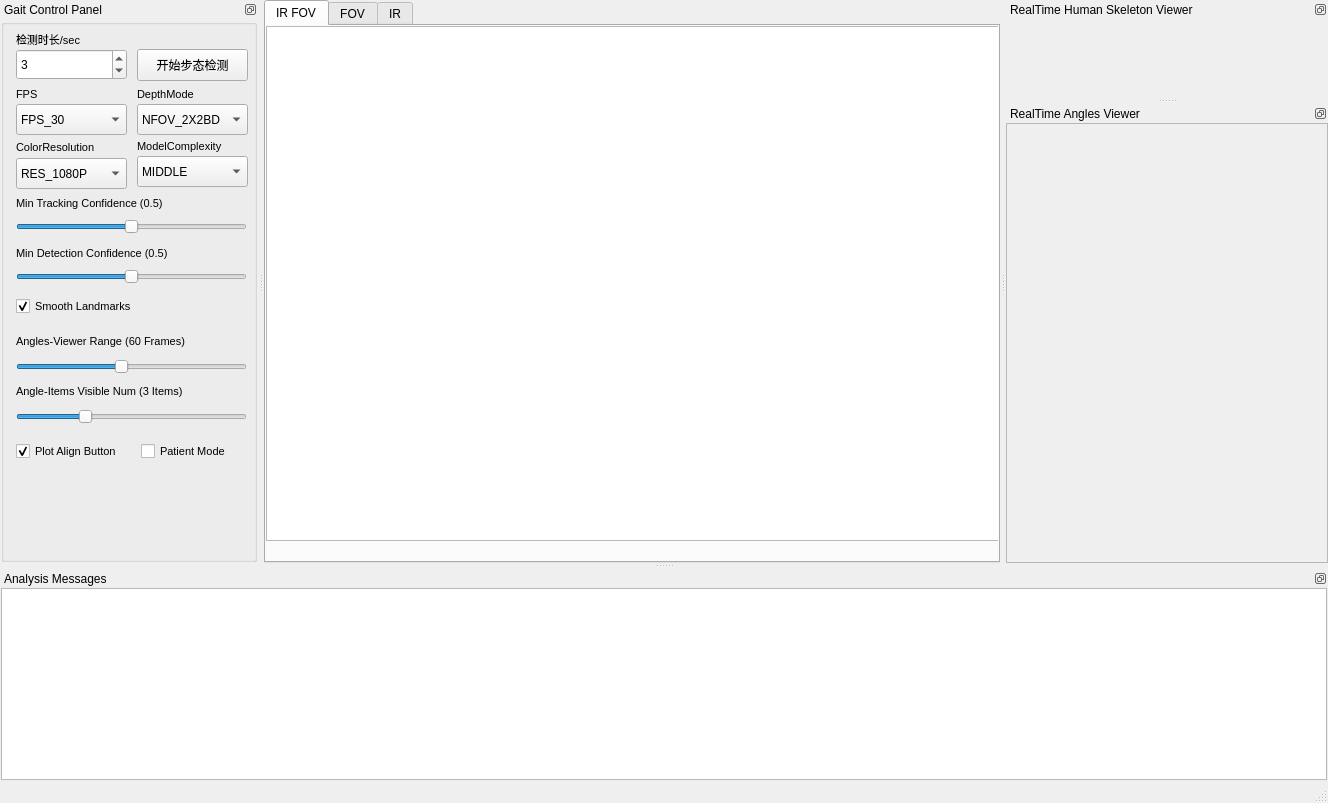
spianmo/GaitStudio, file MainWindow.ui: the form before one commit.
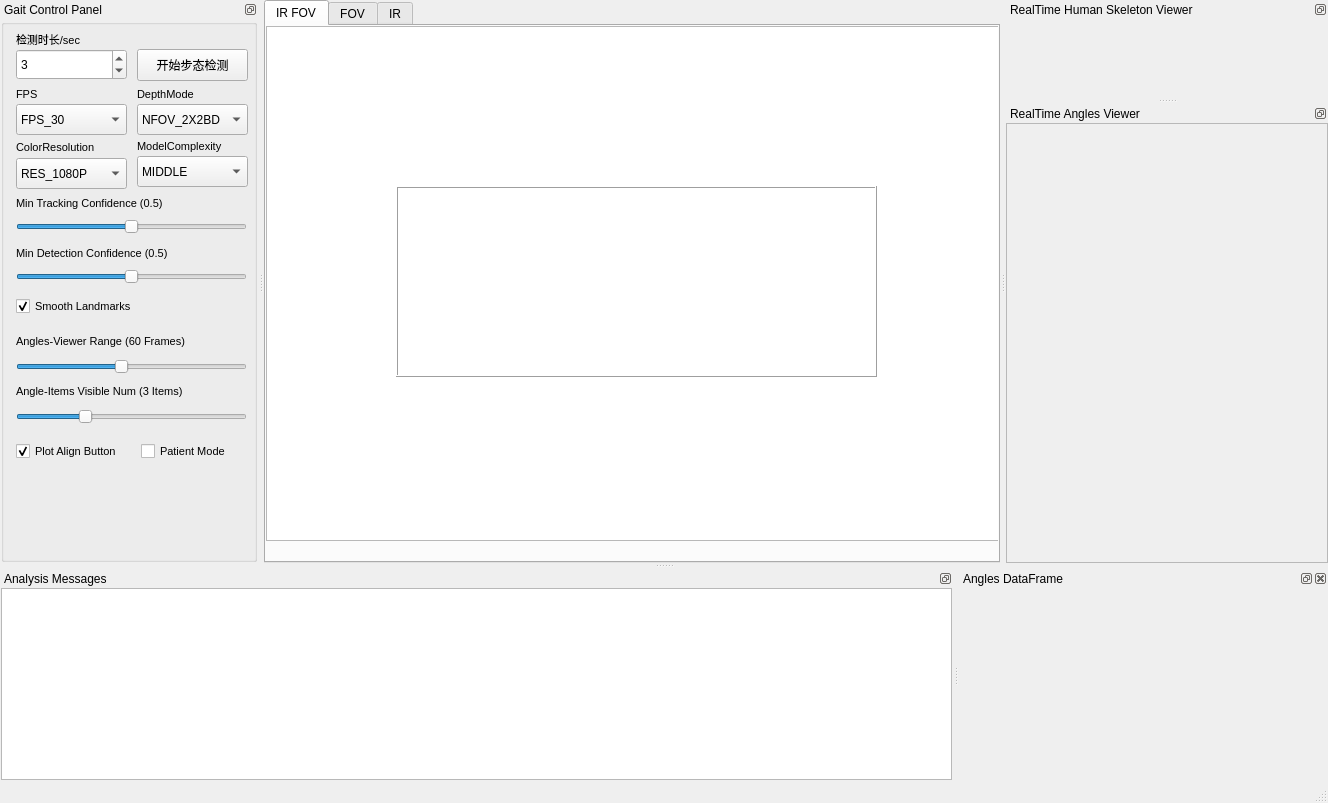
The form after the commit. Custom widgets are drawn as their Qt base class.

Commit message: feat: add HealBone GaitStudio Logo, 预布局实时DataFrame显示, 增加DetectFinishSignal、DetectExitSignal多个信号

```diff
--- a/MainWindow.ui
+++ b/MainWindow.ui
@@ -67,6 +67,22 @@
          </sizepolicy>
         </property>
        </widget>
+       <widget class="QFrame" name="logoFrame">
+        <property name="geometry">
+         <rect>
+          <x>130</x>
+          <y>160</y>
+          <width>481</width>
+          <height>191</height>
+         </rect>
+        </property>
+        <property name="frameShape">
+         <enum>QFrame::Box</enum>
+        </property>
+        <property name="frameShadow">
+         <enum>QFrame::Raised</enum>
+        </property>
+       </widget>
       </widget>
       <widget class="QWidget" name="KinectFOV">
        <attribute name="title">
@@ -898,6 +914,28 @@
     </rect>
    </property>
   </widget>
+  <widget class="QDockWidget" name="anglesDataFrameDock">
+   <property name="minimumSize">
+    <size>
+     <width>100</width>
+     <height>38</height>
+    </size>
+   </property>
+   <property name="windowTitle">
+    <string>Angles DataFrame</string>
+   </property>
+   <attribute name="dockWidgetArea">
+    <number>8</number>
+   </attribute>
+   <widget class="QWidget" name="dockWidgetContents">
+    <property name="minimumSize">
+     <size>
+      <width>100</width>
+      <height>0</height>
+     </size>
+    </property>
+   </widget>
+  </widget>
  </widget>
  <layoutdefault spacing="4" margin="4"/>
  <customwidgets>
```
Left out of the diff: 32 changed lines with no effect on the pictures. The commit also changes 6 other files.
